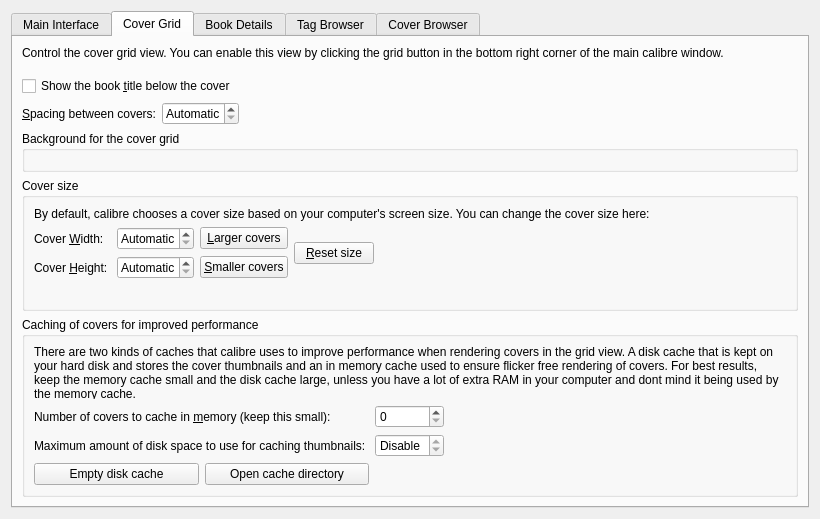
Above: src/calibre/gui2/preferences/look_feel.ui from kovidgoyal/calibre before the change. Below: the same form after it.
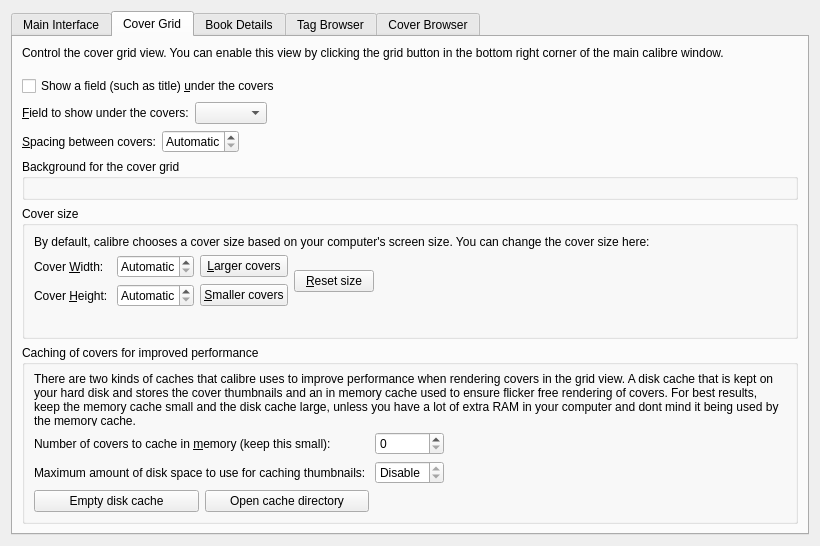
That is the form after the change. The open tabs and pages were chosen to show the change. Icons and pictures are not drawn. Custom widgets are drawn as their Qt base class.

Commit message:
Allow customizing the text that appears below covers in the cover grid
You can now show any metadata field below the covers in the cover grid
view, not just title. To change the displayed field go to
Preferences->Look & Feel->Cover Grid.

The edit to the form file:
```diff
--- a/src/calibre/gui2/preferences/look_feel.ui
+++ b/src/calibre/gui2/preferences/look_feel.ui
@@ -7,7 +7,7 @@
     <x>0</x>
     <y>0</y>
     <width>820</width>
-    <height>519</height>
+    <height>546</height>
    </rect>
   </property>
   <property name="windowTitle">
@@ -261,10 +261,40 @@
        <item>
         <widget class="QCheckBox" name="opt_cover_grid_show_title">
          <property name="text">
-          <string>Show the book &amp;title below the cover</string>
+          <string>Show a field (such as title) &amp;under the covers</string>
          </property>
         </widget>
        </item>
+       <item>
+        <layout class="QHBoxLayout" name="horizontalLayout_2">
+         <item>
+          <widget class="QLabel" name="label_14">
+           <property name="text">
+            <string>&amp;Field to show under the covers:</string>
+           </property>
+           <property name="buddy">
+            <cstring>opt_field_under_covers_in_grid</cstring>
+           </property>
+          </widget>
+         </item>
+         <item>
+          <widget class="QComboBox" name="opt_field_under_covers_in_grid"/>
+         </item>
+         <item>
+          <spacer name="horizontalSpacer_2">
+           <property name="orientation">
+            <enum>Qt::Horizontal</enum>
+           </property>
+           <property name="sizeHint" stdset="0">
+            <size>
+             <width>40</width>
+             <height>20</height>
+            </size>
+           </property>
+          </spacer>
+         </item>
+        </layout>
+       </item>
        <item>
         <layout class="QHBoxLayout" name="horizontalLayout_3">
          <item>
```
Left out of the diff: 19 changed lines with no effect on the pictures. The commit also changes 3 other files.
